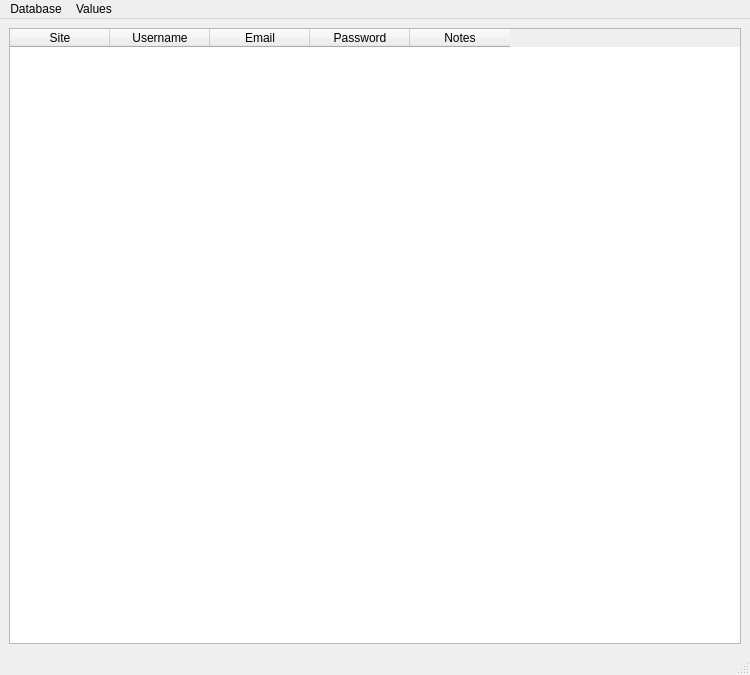
Before: the Qt Designer form pastword.ui in GeorgeHoneywood/pastword, drawn with Qt 5.
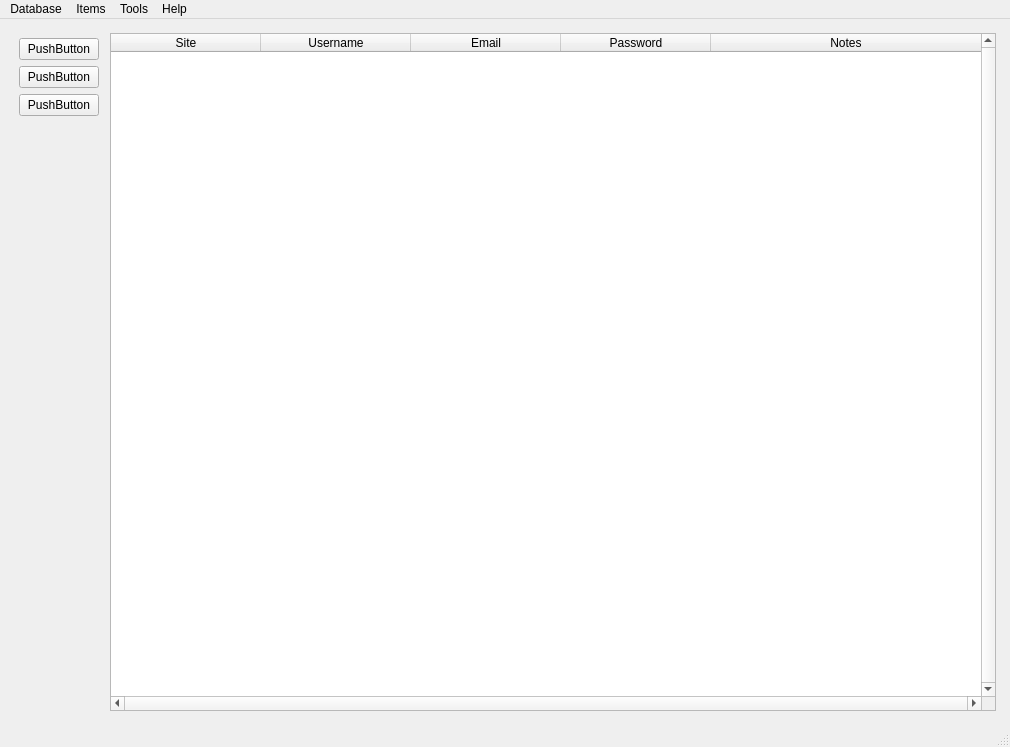
After: the same form once the commit is applied.

Commit message: made remove entry work properly

```diff
--- a/pastword.ui
+++ b/pastword.ui
@@ -6,17 +6,132 @@
    <rect>
     <x>0</x>
     <y>0</y>
-    <width>750</width>
-    <height>675</height>
+    <width>1010</width>
+    <height>747</height>
    </rect>
   </property>
   <property name="windowTitle">
    <string>PastWord</string>
   </property>
+  <property name="toolButtonStyle">
+   <enum>Qt::ToolButtonTextOnly</enum>
+  </property>
+  <property name="tabShape">
+   <enum>QTabWidget::Rounded</enum>
+  </property>
   <widget class="QWidget" name="centralwidget">
-   <layout class="QGridLayout" name="gridLayout">
-    <item row="0" column="0">
+   <layout class="QHBoxLayout" name="horizontalLayout_2">
+    <item>
+     <layout class="QHBoxLayout" name="horizontalLayout">
+      <property name="sizeConstraint">
+       <enum>QLayout::SetNoConstraint</enum>
+      </property>
+      <property name="margin">
+       <number>5</number>
+      </property>
+      <item>
+       <layout class="QVBoxLayout" name="verticalLayout_2">
+        <property name="sizeConstraint">
+         <enum>QLayout::SetMaximumSize</enum>
+        </property>
+        <property name="margin">
+         <number>5</number>
+        </property>
+        <item alignment="Qt::AlignHCenter|Qt::AlignVCenter">
+         <widget class="QPushButton" name="pushButton_2">
+          <property name="text">
+           <string>PushButton</string>
+          </property>
+         </widget>
+        </item>
+        <item alignment="Qt::AlignTop">
+         <widget class="QPushButton" name="pushButton_3">
+          <property name="text">
+           <string>PushButton</string>
+          </property>
+         </widget>
+        </item>
+        <item>
+         <widget class="QPushButton" name="pushButton">
+          <property name="text">
+           <string>PushButton</string>
+          </property>
+         </widget>
+        </item>
+        <item>
+         <spacer name="verticalSpacer">
+          <property name="orientation">
+           <enum>Qt::Vertical</enum>
+          </property>
+          <property name="sizeHint" stdset="0">
+           <size>
+            <width>20</width>
+            <height>40</height>
+           </size>
+          </property>
+         </spacer>
+        </item>
+       </layout>
+      </item>
+      <item>
      <widget class="QTableWidget" name="loginTable">
+        <property name="minimumSize">
+         <size>
+          <width>505</width>
+          <height>0</height>
+         </size>
+        </property>
+        <property name="frameShadow">
+         <enum>QFrame::Raised</enum>
+        </property>
+        <property name="verticalScrollBarPolicy">
+         <enum>Qt::ScrollBarAlwaysOn</enum>
+        </property>
+        <property name="horizontalScrollBarPolicy">
+         <enum>Qt::ScrollBarAlwaysOn</enum>
+        </property>
+        <property name="editTriggers">
+         <set>QAbstractItemView::NoEditTriggers</set>
+        </property>
+        <property name="tabKeyNavigation">
+         <bool>false</bool>
+        </property>
+        <property name="showDropIndicator" stdset="0">
+         <bool>false</bool>
+        </property>
+        <property name="alternatingRowColors">
+         <bool>true</bool>
+        </property>
+        <property name="selectionBehavior">
+         <enum>QAbstractItemView::SelectRows</enum>
+        </property>
+        <property name="gridStyle">
+         <enum>Qt::DashDotLine</enum>
+        </property>
+        <property name="cornerButtonEnabled">
+         <bool>false</bool>
+        </property>
+        <attribute name="horizontalHeaderVisible">
+         <bool>true</bool>
+        </attribute>
+        <attribute name="horizontalHeaderCascadingSectionResizes">
+         <bool>false</bool>
+        </attribute>
+        <attribute name="horizontalHeaderDefaultSectionSize">
+         <number>150</number>
+        </attribute>
+        <attribute name="horizontalHeaderMinimumSectionSize">
+         <number>40</number>
+        </attribute>
+        <attribute name="horizontalHeaderStretchLastSection">
+         <bool>true</bool>
+        </attribute>
+        <attribute name="verticalHeaderVisible">
+         <bool>false</bool>
+        </attribute>
+        <attribute name="verticalHeaderStretchLastSection">
+         <bool>false</bool>
+        </attribute>
       <column>
        <property name="text">
         <string>Site</string>
@@ -45,14 +160,16 @@
      </widget>
     </item>
    </layout>
+    </item>
+   </layout>
   </widget>
   <widget class="QMenuBar" name="menubar">
    <property name="geometry">
     <rect>
      <x>0</x>
      <y>0</y>
-     <width>750</width>
-     <height>22</height>
+     <width>1010</width>
+     <height>23</height>
     </rect>
    </property>
    <widget class="QMenu" name="menuFile">
@@ -67,13 +184,29 @@
    </widget>
    <widget class="QMenu" name="menuValues">
     <property name="title">
-     <string>Values</string>
+     <string>Items</string>
     </property>
     <addaction name="actionAdd_entry"/>
     <addaction name="actionRemove_entry"/>
+    <addaction name="separator"/>
+    <addaction name="actionEdit_entry"/>
+   </widget>
+   <widget class="QMenu" name="menuHelp">
+    <property name="title">
+     <string>Help</string>
+    </property>
+    <addaction name="actionAbout"/>
+   </widget>
+   <widget class="QMenu" name="menuTools">
+    <property name="title">
+     <string>Tools</string>
+    </property>
+    <addaction name="actionPassword_Generator"/>
    </widget>
    <addaction name="menuFile"/>
    <addaction name="menuValues"/>
+   <addaction name="menuTools"/>
+   <addaction name="menuHelp"/>
   </widget>
   <widget class="QStatusBar" name="statusbar"/>
   <action name="actionOpen">
```
Left out of the diff: 22 changed lines with no effect on the pictures. Lines whose indentation alone changed are shown as unchanged. The commit also changes 2 other files.
